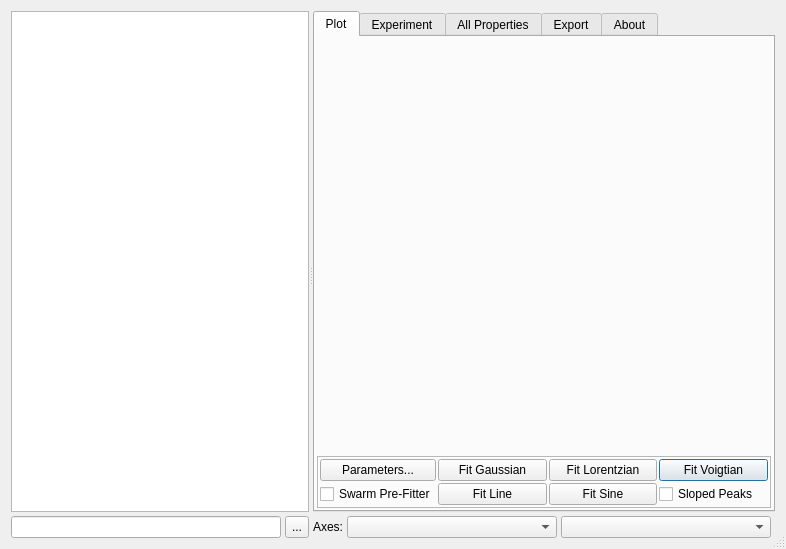
t-weber/takin, file ui/scanviewer.ui: the form before one commit.
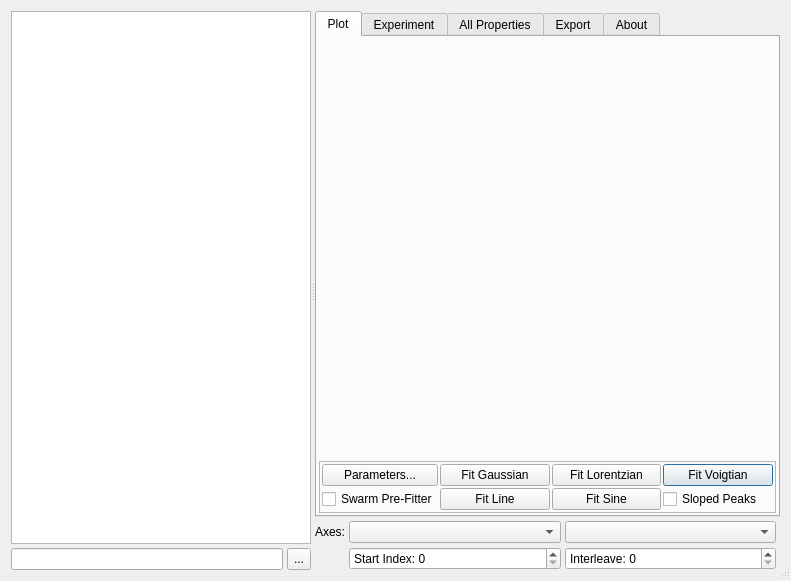
The form after the commit. Custom widgets are drawn as their Qt base class.

```diff
--- a/ui/scanviewer.ui
+++ b/ui/scanviewer.ui
@@ -6,8 +6,8 @@
    <rect>
     <x>0</x>
     <y>0</y>
-    <width>786</width>
-    <height>549</height>
+    <width>791</width>
+    <height>581</height>
    </rect>
   </property>
   <property name="windowTitle">
@@ -804,6 +804,35 @@
            <verstretch>0</verstretch>
           </sizepolicy>
          </property>
+         <property name="toolTip">
+          <string>Abscissa / x axis.</string>
+         </property>
+        </widget>
+       </item>
+       <item row="2" column="1">
+        <widget class="QSpinBox" name="spinStart">
+         <property name="toolTip">
+          <string>Index of first data row.</string>
+         </property>
+         <property name="prefix">
+          <string>Start Index: </string>
+         </property>
+         <property name="maximum">
+          <number>99999</number>
+         </property>
+        </widget>
+       </item>
+       <item row="2" column="2">
+        <widget class="QSpinBox" name="spinSkip">
+         <property name="toolTip">
+          <string>Number of rows to skip between data rows.</string>
+         </property>
+         <property name="prefix">
+          <string>Interleave: </string>
+         </property>
+         <property name="maximum">
+          <number>99999</number>
+         </property>
         </widget>
        </item>
       </layout>
```
Left out of the diff: 17 changed lines with no effect on the pictures.
